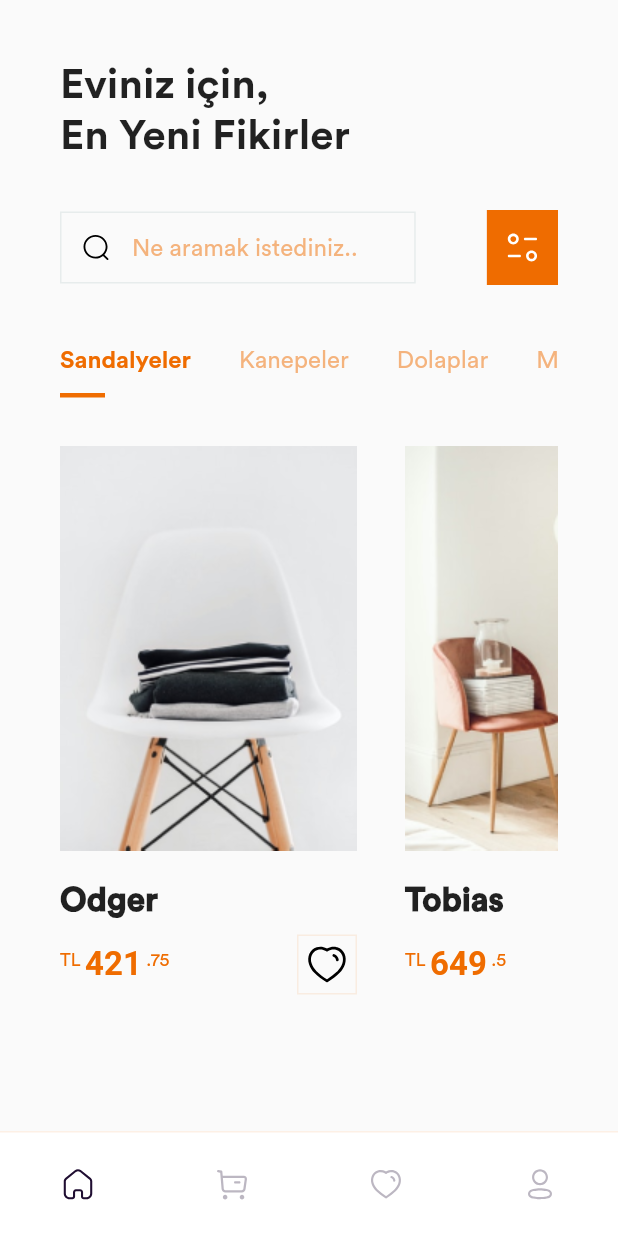
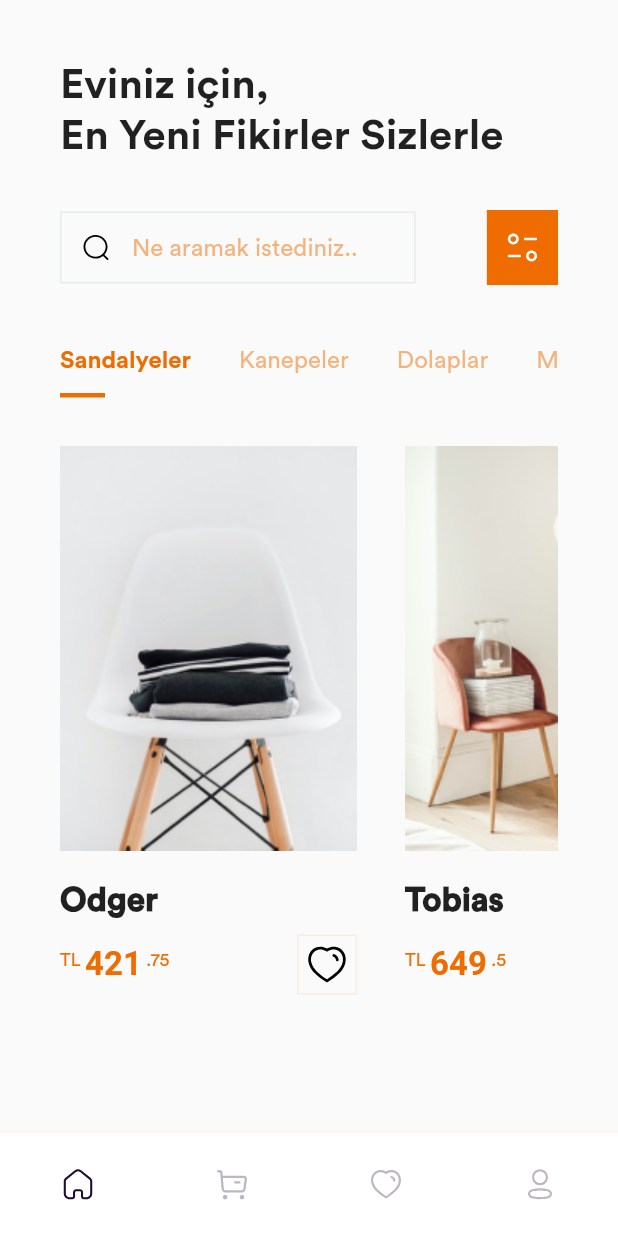
Before and after one commit to doganoguz/xShop, a Flutter app: the screen it shows after launch, on a phone screen of 412 x 824 dp. Run offline on Flutter 3.47's test engine with Material 2 defaults, Android fonts, the phone set to English and light mode, and no system bars; our stand-ins replace flutter_svg.

Commit message:
text edit

```diff
--- a/lib/Pages/anasayfa.dart
+++ b/lib/Pages/anasayfa.dart
@@ -19,7 +19,7 @@ class HomeScreen extends StatelessWidget {
               crossAxisAlignment: CrossAxisAlignment.start,
               children: [
                 Text(
-                  'Eviniz için,\nEn Yeni Fikirler',
+                  'Eviniz için,\nEn Yeni Fikirler Sizlerle',
                   style: TextStyle(
                     fontSize: 28,
                     fontWeight: FontWeight.w700
```
